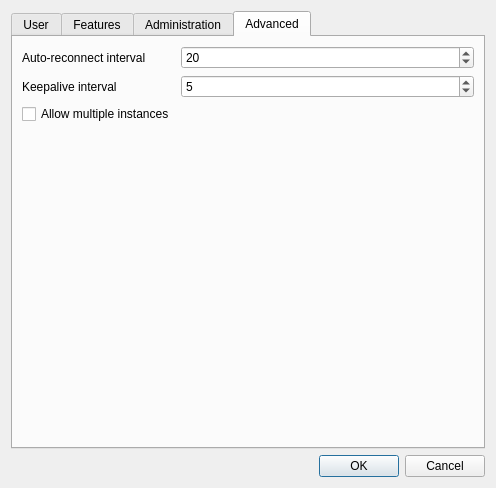
The window that xivoclient/src/config_widget/config_widget.ui (wazo-platform/wazo-client-qt) describes before a commit, drawn with Qt 5.
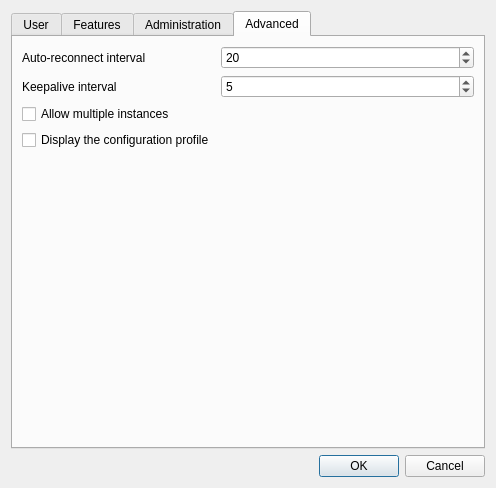
The same window after the commit. The open tabs and pages were chosen to show the change. Icons and pictures are not drawn.

Commit message: add display profile option

Diff of the .ui file:
```diff
--- a/xivoclient/src/config_widget/config_widget.ui
+++ b/xivoclient/src/config_widget/config_widget.ui
@@ -708,6 +708,13 @@
          </property>
         </widget>
        </item>
+       <item row="5" column="0">
+        <widget class="QCheckBox" name="show_displayprofile">
+         <property name="text">
+          <string>Display the configuration profile</string>
+         </property>
+        </widget>
+       </item>
       </layout>
      </widget>
     </widget>
```
Left out of the diff: 2 changed lines with no effect on the pictures. The commit also changes 1 other file.
